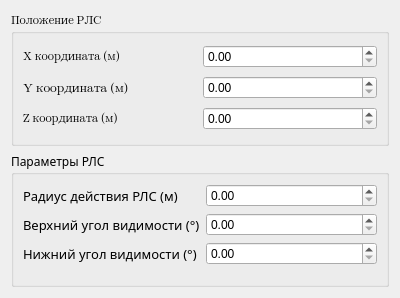
Old version of the form main/rls.ui in the repository Kirikus/Terrain_213.
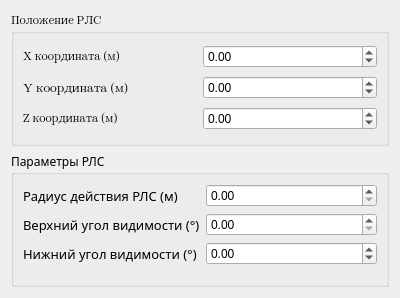
New version of the form.

Commit message: chore(rls): Change diapason for widgets' values

Patch:
```diff
--- a/main/rls.ui
+++ b/main/rls.ui
@@ -97,6 +97,12 @@
             <family>Segoe UI</family>
            </font>
           </property>
+          <property name="minimum">
+           <double>-90.000000000000000</double>
+          </property>
+          <property name="maximum">
+           <double>90.000000000000000</double>
+          </property>
          </widget>
         </item>
        </layout>
@@ -124,6 +130,12 @@
           <pointsize>9</pointsize>
          </font>
         </property>
+        <property name="minimum">
+         <double>-1000.000000000000000</double>
+        </property>
+        <property name="maximum">
+         <double>1000.990000000000009</double>
+        </property>
        </widget>
       </item>
       <item row="2" column="1">
@@ -134,6 +146,12 @@
           <pointsize>9</pointsize>
          </font>
         </property>
+        <property name="minimum">
+         <double>-1000.000000000000000</double>
+        </property>
+        <property name="maximum">
+         <double>1000.990000000000009</double>
+        </property>
        </widget>
       </item>
       <item row="3" column="1">
@@ -144,6 +162,12 @@
           <pointsize>9</pointsize>
          </font>
         </property>
+        <property name="minimum">
+         <double>-1000.000000000000000</double>
+        </property>
+        <property name="maximum">
+         <double>1000.990000000000009</double>
+        </property>
        </widget>
       </item>
       <item row="2" column="0">
```
Left out of the diff: 6 changed lines with no effect on the pictures.
